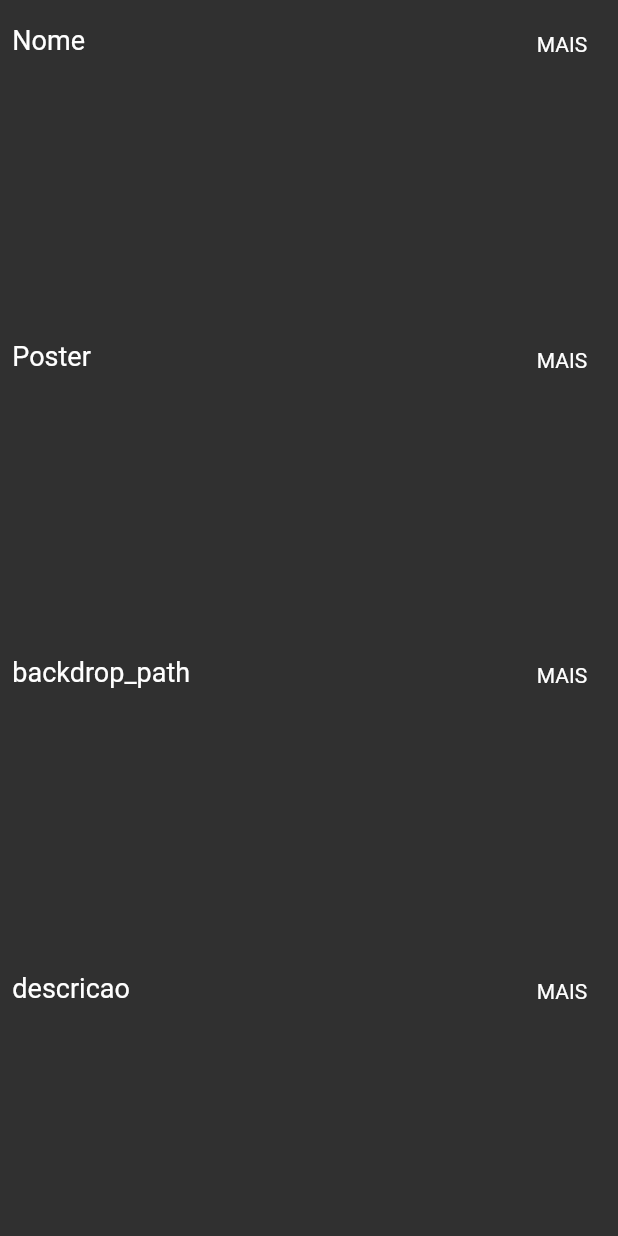
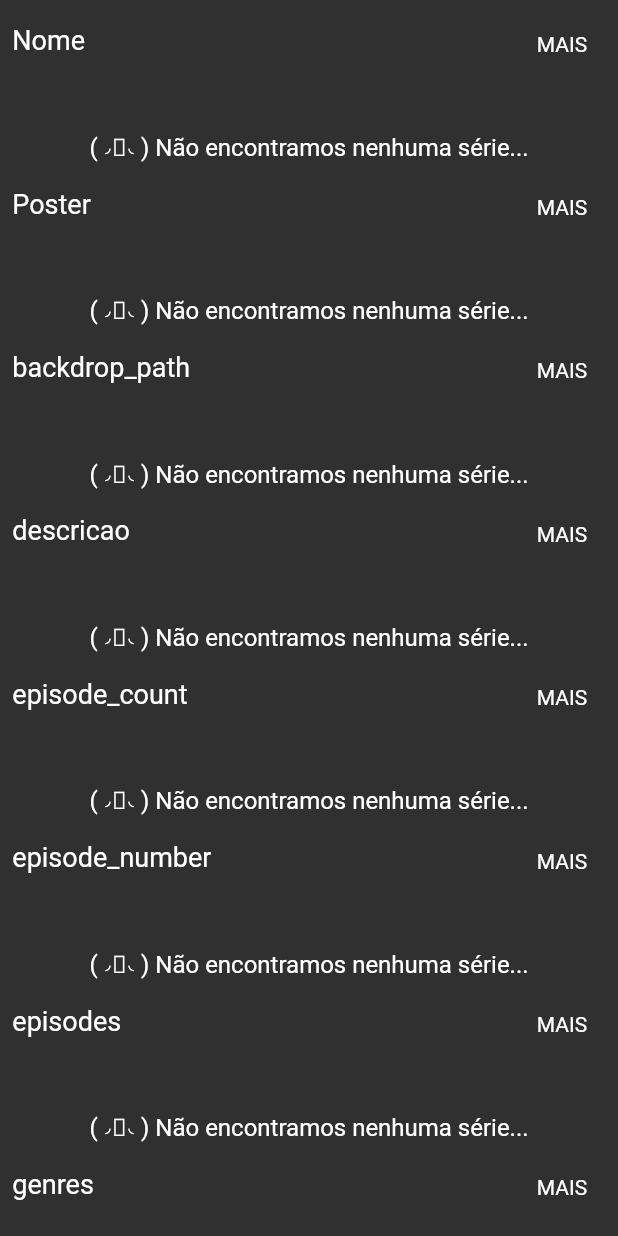
Before and after one commit to wurayan/teleceriado, a Flutter app: the UserFeed widget shown alone on an empty page, opened directly, on a phone screen of 412 x 824 dp. Run offline on Flutter 3.47's test engine with Material 2 defaults, Android fonts, the phone set to English and light mode, and no system bars; our stand-ins replace cloud_firestore, firebase_auth, firebase_core, flutter_spinkit, logger, shared_preferences; missing offline and left inert: http_interceptor; accounts and stored records are empty; statements that could not run were skipped.

Commit message:
2.0.1 Mensagem de séries não encontradas na tela de Coleções

```diff
--- a/lib/screens/user_feed.dart
+++ b/lib/screens/user_feed.dart
@@ -51,9 +51,17 @@ class _UserFeedState extends State<UserFeed>
                   mainAxisAlignment: MainAxisAlignment.center,
                   children: [
                     Padding(
-                      padding: EdgeInsets.only(top: MediaQuery.of(context).size.height*0.4),
+                      padding: EdgeInsets.only(
+                          top: MediaQuery.of(context).size.height * 0.4),
                       child: const Loading(),
                     ),
+                    Padding(
+                      padding: const EdgeInsets.only(top: 10),
+                      child: Text(
+                        loadingFrase,
+                        style: const TextStyle(fontSize: 18),
+                      ),
+                    )
                   ],
                 ),
               )
@@ -123,16 +131,27 @@ class _CollectionList extends StatelessWidget {
                 ],
               ),
             ),
-            SizedBox(
+            series == null || series!.isEmpty
+                ? Padding(
+                  padding: EdgeInsets.only(top: height*0.05),
+                  child: const Center(
+                      child: Text(
+                        "(◞‸◟) Não encontramos nenhuma série...",
+                        style: TextStyle(fontSize: 16),
+                      ),
+                    ),
+                )
+                : SizedBox(
                     height: height * 0.2,
                     child: ListView.builder(
                       scrollDirection: Axis.horizontal,
                       itemCount: series?.length ?? 0,
                       itemBuilder: (context, index) {
-                  return series != null
+                        return series != null || series!.isNotEmpty
                             ? _CollectionItem(serie: series![index])
                             : const Center(
-                          child: Text("(◞‸◟) Não encontramos nenhuma série..."),
+                                child: Text(
+                                    "(◞‸◟) Não encontramos nenhuma série..."),
                               );
                       },
                     ),
--- a/lib/utils/utils.dart
+++ b/lib/utils/utils.dart
@@ -8,7 +8,8 @@ List<String> loadingFrases = [
   "Toretto pilotando o Optimus Prime",
   "Já assistiu Boku no Pico?",
   "Entra no robô Shinji",
-  "Série do Super Man do mal"
+  "Série do Super Man do mal",
+  "Qual a velocidade de uma andorinha em voo?"
 ];
 
 String getLoadingFrase(){
```
Also changed, not shown: 1 other file. Lines whose indentation alone changed are shown as unchanged.
